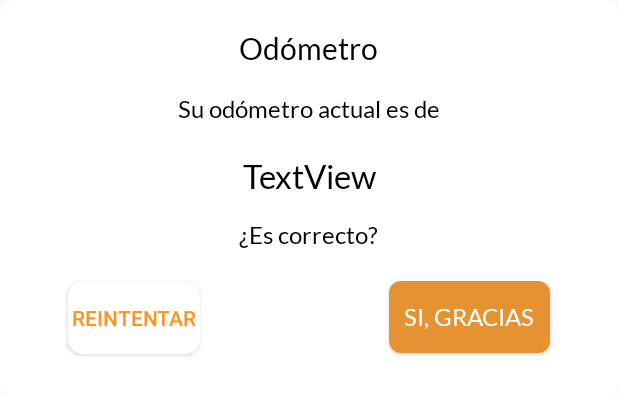
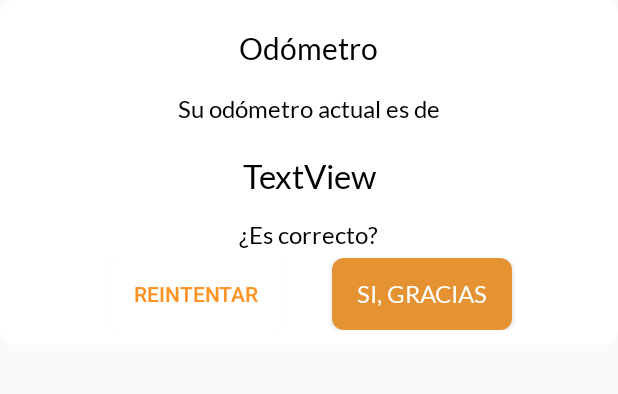
Before and after one commit to johncristobal/miituo_android_atlas_km, an Android app: the layout custom_validation_odometer.xml on its own in the app's theme, with its tools: preview values and no code run, on a phone screen of 412 x 824 dp. Shown: the top 394 px of the screen. Run offline under Robolectric (Android 15) with nearby library versions, the phone set to English and light mode, and no system bars.

Commit message:
AjustesDiseñoColores

```diff
--- a/app/src/main/java/com/miituo/atlaskm/activities/ConfirmActivity.java
+++ b/app/src/main/java/com/miituo/atlaskm/activities/ConfirmActivity.java
@@ -21,6 +21,9 @@
 import com.miituo.atlaskm.utils.LogHelper;
 import androidx.appcompat.app.AppCompatActivity;
 import androidx.appcompat.widget.Toolbar;
+
+import static android.content.Intent.FLAG_ACTIVITY_CLEAR_TOP;
+import static android.content.Intent.FLAG_ACTIVITY_SINGLE_TOP;
 
 public class ConfirmActivity extends AppCompatActivity {
 
@@ -114,6 +117,7 @@
             LogHelper.log(ConfirmActivity.this,LogHelper.user_interaction,"ConfirmActivity.validar","continuar odo:"+odo,"",
                     "","id:"+IinfoClient.getInfoClientObject().getPolicies().getId(),"");
             Intent i = new Intent(this,LastOdometerActivity.class);
+            i.setFlags(FLAG_ACTIVITY_CLEAR_TOP | FLAG_ACTIVITY_SINGLE_TOP);
             i.putExtra("valor",odo);
             startActivity(i);
         }
--- a/app/src/main/java/com/miituo/atlaskm/activities/LastOdometerActivity.java
+++ b/app/src/main/java/com/miituo/atlaskm/activities/LastOdometerActivity.java
@@ -154,7 +154,7 @@
             Double dos = Double.parseDouble(odometro);
             String yourFormattedString = formatter.format(dos);
             TextView odom = (TextView)dialog.findViewById(R.id.textView44);
-            odom.setText(yourFormattedString);
+            odom.setText(yourFormattedString+" km");
 
             TextView title = (TextView)dialog.findViewById(R.id.textView42);
             TextView title1 = (TextView)dialog.findViewById(R.id.textView43);
@@ -172,6 +172,7 @@
 
                     //launch vehicle odometet again...
                     Intent i = new Intent(LastOdometerActivity.this, ConfirmActivity.class);
+
                     //dialog.dismiss();
                     startActivity(i);
                 }
--- a/app/src/main/res/layout/activity_last_odometer.xml
+++ b/app/src/main/res/layout/activity_last_odometer.xml
@@ -55,7 +55,7 @@
             android:layout_width="wrap_content"
             android:layout_height="wrap_content"
             android:layout_alignParentTop="true"
-            android:layout_marginTop="150dp"
+            android:layout_marginTop="130dp"
             android:text="Una vez más"
             android:textSize="24sp"
             android:theme="@style/textThemePrimary"
--- a/app/src/main/res/layout/custom_validation_odometer.xml
+++ b/app/src/main/res/layout/custom_validation_odometer.xml
@@ -3,6 +3,7 @@
     xmlns:android="http://schemas.android.com/apk/res/android"
     android:background="@drawable/back"
     android:layout_width="match_parent"
+    android:paddingBottom="10dp"
     android:layout_height="wrap_content">
 
     <TextView
@@ -35,6 +36,7 @@
         android:layout_alignEnd="@+id/textView43"
         android:layout_below="@+id/textView43"
         android:layout_marginTop="21dp"
+        android:layout_centerHorizontal="true"
         android:theme="@style/textThemePrimary"
         android:gravity="center"
         android:text="TextView"
@@ -50,37 +52,33 @@
         android:text="¿Es correcto?"
         android:theme="@style/textThemePrimary" />
 
-    <RelativeLayout
+    <LinearLayout
         android:id="@+id/relativeLayout2"
         android:layout_width="match_parent"
         android:layout_height="wrap_content"
+        android:orientation="horizontal"
+        android:gravity="center"
         android:layout_alignParentStart="true"
         android:layout_below="@+id/textView46"
         android:layout_marginTop="5dp">
 
         <Button
             android:id="@+id/buttonCancel"
-            android:layout_width="wrap_content"
+            android:layout_width="120dp"
+            android:layout_marginEnd="15dp"
             android:layout_height="wrap_content"
             android:background="@drawable/back"
             android:text="Reintentar"
-            android:textColor="@color/azul_miituo"
-            android:layout_alignBaseline="@+id/buttonOk"
-            android:layout_alignBottom="@+id/buttonOk"
-            android:layout_alignParentStart="true"
-            android:layout_marginStart="45dp" />
+            android:textColor="@color/azul_miituo" />
 
         <Button
             android:id="@+id/buttonOk"
-            android:layout_width="wrap_content"
+            android:layout_width="120dp"
+            android:layout_marginStart="15dp"
             android:layout_height="wrap_content"
-            android:layout_marginEnd="45dp"
-            android:layout_marginTop="15dp"
-            android:layout_marginBottom="30dp"
             android:background="@drawable/button"
             android:theme="@style/buttonThemePrimary"
-            android:text="Si, gracias"
-            android:layout_alignParentEnd="true" />
-    </RelativeLayout>
+            android:text="Si, gracias" />
+    </LinearLayout>
 
 </RelativeLayout>
```
